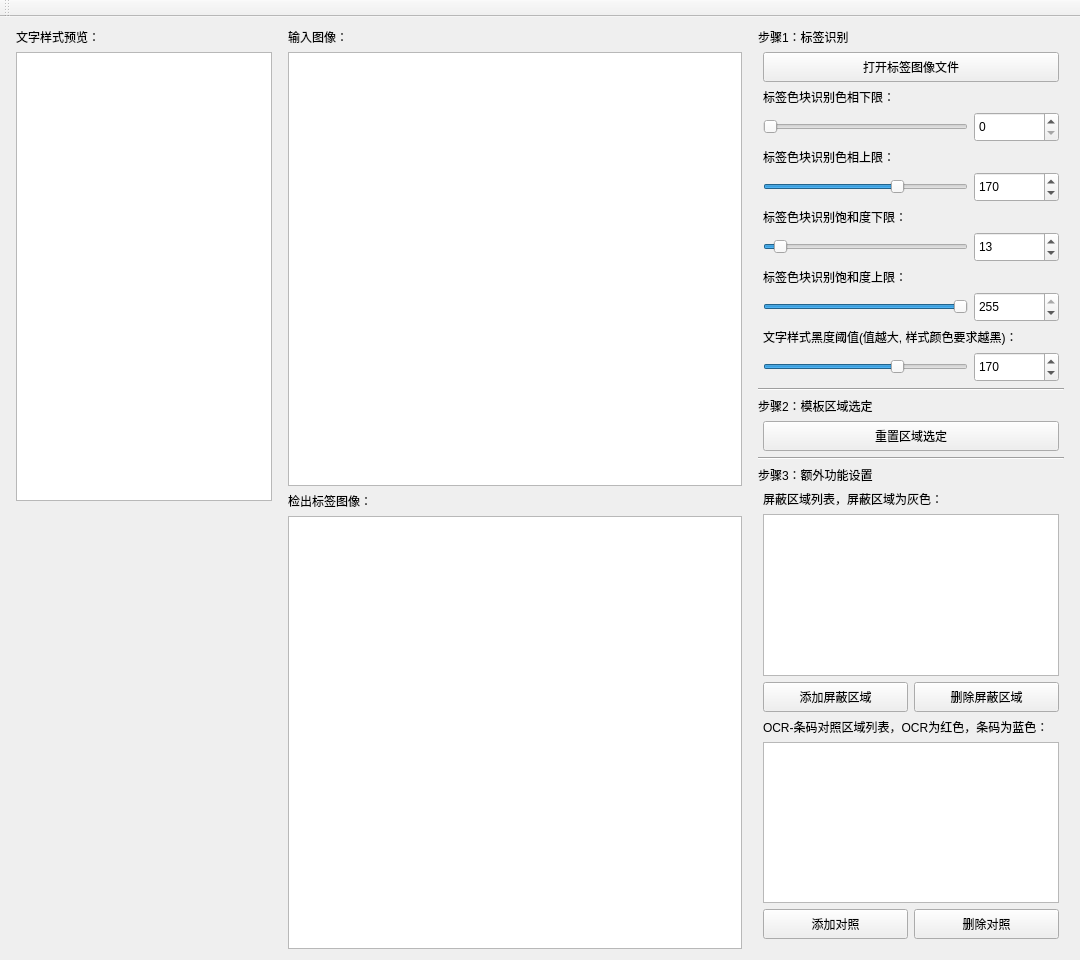
Above: QtUI/TemplateEditor.ui from h13-0/label_checker before the change. Below: the same form after it.
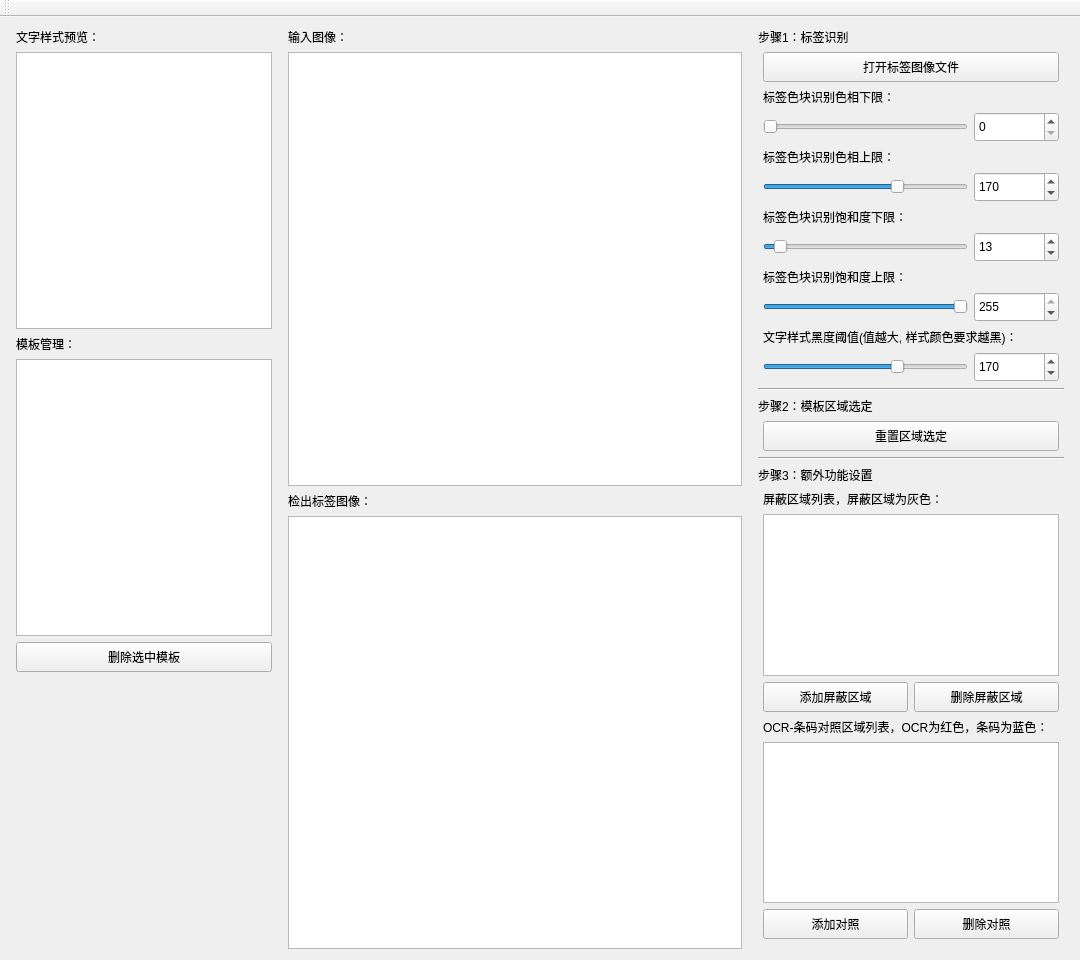
That is the form after the change.

Diff of the .ui file:
```diff
--- a/QtUI/TemplateEditor.ui
+++ b/QtUI/TemplateEditor.ui
@@ -40,7 +40,7 @@
    </property>
    <layout class="QHBoxLayout" name="horizontalLayout_3" stretch="0,3,0">
     <item>
-     <layout class="QVBoxLayout" name="verticalLayout_3" stretch="0,0,0">
+     <layout class="QVBoxLayout" name="verticalLayout_3" stretch="0,0,0,0,0,0">
       <property name="leftMargin">
        <number>5</number>
       </property>
@@ -57,6 +57,29 @@
       <item>
        <widget class="QGraphicsView" name="PatternGraphicsView"/>
       </item>
+      <item>
+       <widget class="QLabel" name="label_6">
+        <property name="text">
+         <string>模板管理：</string>
+        </property>
+       </widget>
+      </item>
+      <item>
+       <widget class="QListView" name="listView"/>
+      </item>
+      <item>
+       <widget class="QPushButton" name="pushButton">
+        <property name="minimumSize">
+         <size>
+          <width>0</width>
+          <height>30</height>
+         </size>
+        </property>
+        <property name="text">
+         <string>删除选中模板</string>
+        </property>
+       </widget>
+      </item>
       <item>
        <spacer name="verticalSpacer">
         <property name="orientation">
```
